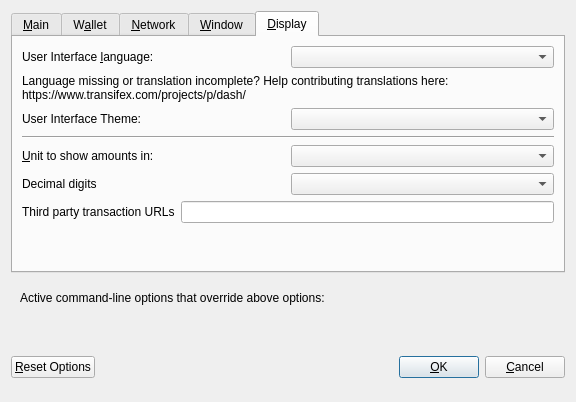
Above: src/qt/forms/optionsdialog.ui from evilfatone/FatzChain before the change. Below: the same form after it.
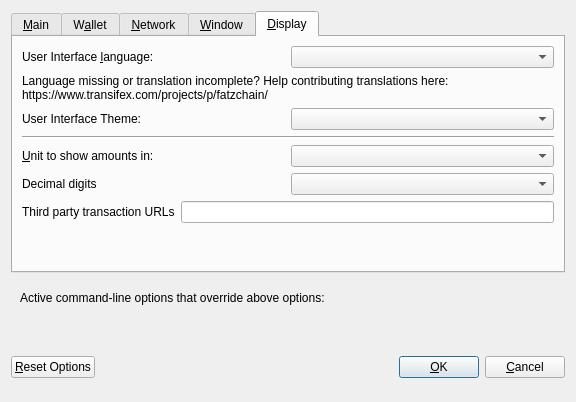
That is the form after the change. The open tabs and pages were chosen to show the change. Custom widgets are drawn as their Qt base class.

What changed in the file:
```diff
--- a/src/qt/forms/optionsdialog.ui
+++ b/src/qt/forms/optionsdialog.ui
@@ -466,7 +466,7 @@
          </property>
          <property name="text">
           <string>Language missing or translation incomplete? Help contributing translations here:
-https://www.transifex.com/projects/p/dash/</string>
+https://www.transifex.com/projects/p/fatzchain/</string>
          </property>
          <property name="wordWrap">
           <bool>true</bool>
```
